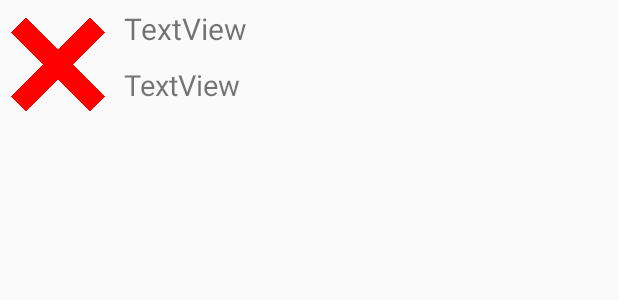
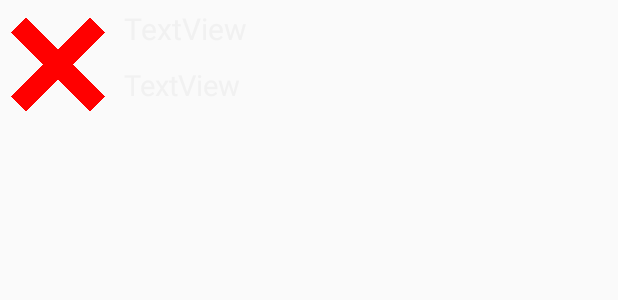
Before and after one commit to 5hourupload/TeamDeepSkyBlue-PovertyTrivia, an Android app: the layout custom_row.xml on its own in the app's theme, with its tools: preview values and no code run, on a phone screen of 412 x 824 dp. Shown: the top 300 px of the screen. Run offline under Robolectric (Android 15) with nearby library versions, the phone set to English and light mode, and no system bars.

Commit message:
Matched Results color scheme

```diff
--- a/app/src/main/res/layout/custom_row.xml
+++ b/app/src/main/res/layout/custom_row.xml
@@ -32,6 +32,7 @@
                 android:autoSizeTextType="uniform"
                 android:padding="5dp"
                 android:text="TextView"
+                android:textColor="@color/smokeWhite"
                 android:id="@+id/questionResult"/>
 
             <TextView
@@ -41,6 +42,7 @@
                 android:autoSizeTextType="uniform"
                 android:padding="5dp"
                 android:text="TextView"
+                android:textColor="@color/smokeWhite"
                 android:id="@+id/answerResult"/>
         </LinearLayout>
     </LinearLayout>
```
Also changed, not shown: app/src/main/res/layout/resultscreen.xml (+12 -4 lines).
